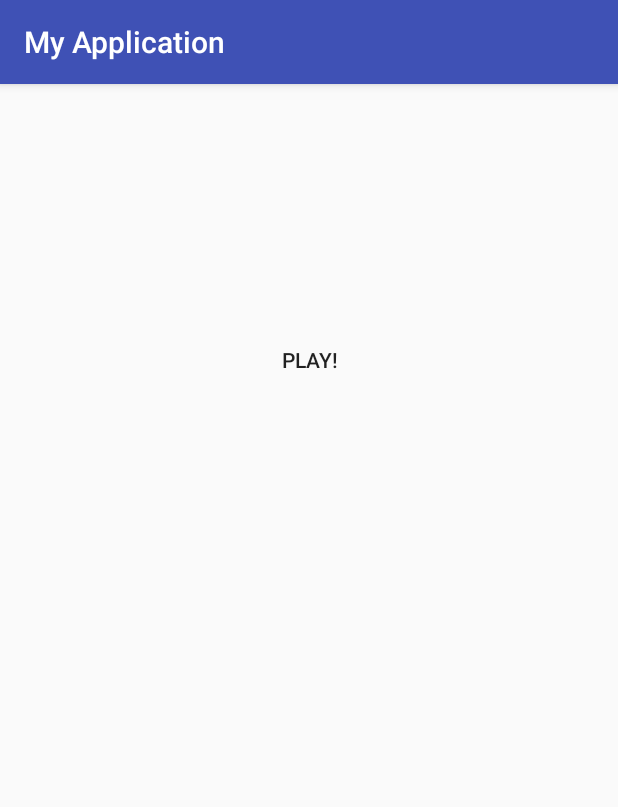
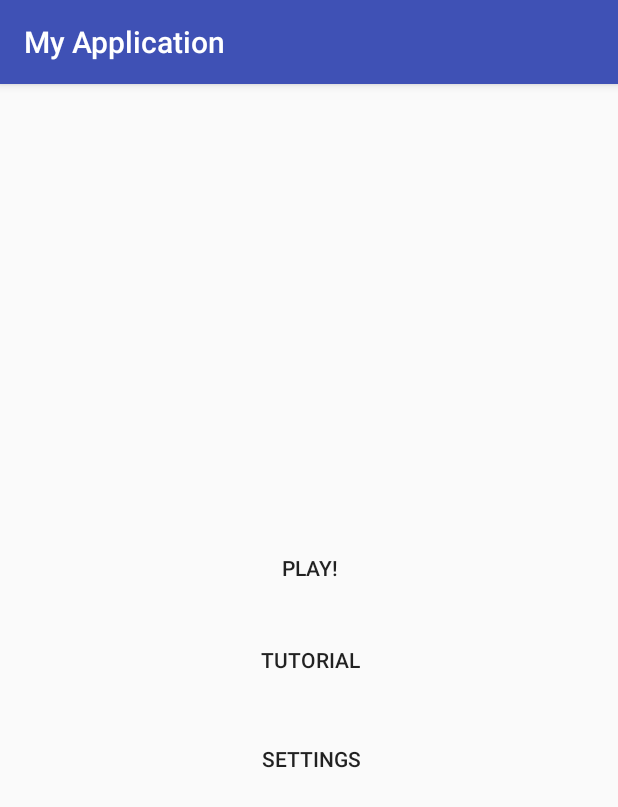
Before and after one commit to charleychau/MooveIt, an Android app: the screen it shows after launch (MainActivity), on a phone screen of 412 x 824 dp. Shown: the top 807 px of the screen. Run offline under Robolectric (Android 15) with nearby library versions, the phone set to English and light mode, and no system bars.

Commit message:
Added functionality for Tutorial and Settings buttons

```diff
--- a/app/src/main/AndroidManifest.xml
+++ b/app/src/main/AndroidManifest.xml
@@ -15,7 +15,9 @@
                 <category android:name="android.intent.category.LAUNCHER" />
             </intent-filter>
         </activity>
-        <activity android:name=".Game"></activity>
+        <activity android:name=".Game" />
+        <activity android:name=".Tutorial" />
+        <activity android:name=".Settings"></activity>
     </application>
 
 </manifest>
--- a/app/src/main/java/com/example/charleychau/myapplication/MainActivity.java
+++ b/app/src/main/java/com/example/charleychau/myapplication/MainActivity.java
@@ -9,8 +9,8 @@
 public class MainActivity extends AppCompatActivity {
 
     private Button playButton;
-    //private Button tutorial_button;
-    //private Button settings_button;
+    private Button tutorialButton;
+    private Button settingsButton;
 
     @Override
     protected void onCreate(Bundle savedInstanceState) {
@@ -18,11 +18,25 @@
         setContentView(R.layout.activity_main);
 
         playButton = (Button) findViewById(R.id.playButton);
+        tutorialButton = (Button) findViewById(R.id.tutorialButton);
+        settingsButton = (Button) findViewById(R.id.settingsButton);
         playButton.setOnClickListener(new View.OnClickListener(){
             public void onClick(View v) {
                 Intent playGame = new Intent(MainActivity.this, Game.class);
                 startActivity(playGame);
             }
         });
+        tutorialButton.setOnClickListener(new View.OnClickListener(){
+            public void onClick(View v) {
+                Intent tutorial = new Intent(MainActivity.this, Tutorial.class);
+                startActivity(tutorial);
+            }
+        });
+        settingsButton.setOnClickListener(new View.OnClickListener(){
+            public void onClick(View v) {
+                Intent settings = new Intent(MainActivity.this, Settings.class);
+                startActivity(settings);
+            }
+        });
     }
 }
--- a/app/src/main/res/layout/activity_main.xml
+++ b/app/src/main/res/layout/activity_main.xml
@@ -11,12 +11,31 @@
     tools:context="com.example.charleychau.myapplication.MainActivity">
 
     <Button
+        android:text="Tutorial"
+        android:layout_width="wrap_content"
+        android:layout_height="wrap_content"
+        android:id="@+id/tutorialButton"
+        style="@android:style/Widget.Material.Light.Button.Borderless"
+        android:layout_centerVertical="true"
+        android:layout_alignStart="@+id/playButton" />
+
+    <Button
+        android:text="Settings"
+        android:layout_width="wrap_content"
+        android:layout_height="wrap_content"
+        android:id="@+id/settingsButton"
+        style="@android:style/Widget.Material.Light.Button.Borderless"
+        android:layout_below="@+id/tutorialButton"
+        android:layout_alignStart="@+id/tutorialButton"
+        android:layout_marginTop="18dp" />
+
+    <Button
         android:text="Play!"
         android:layout_width="wrap_content"
         android:layout_height="wrap_content"
-        android:layout_alignParentTop="true"
+        android:id="@+id/playButton"
+        style="@android:style/Widget.Material.Light.Button.Borderless"
+        android:layout_above="@+id/tutorialButton"
         android:layout_centerHorizontal="true"
-        android:layout_marginTop="144dp"
-        android:id="@+id/playButton"
-        style="@android:style/Widget.Material.Light.Button.Borderless" />
+        android:layout_marginBottom="13dp" />
 </RelativeLayout>
```
Also changed, not shown: app/src/main/java/com/example/charleychau/myapplication/Settings.java (added, +13 -0 lines), app/src/main/java/com/example/charleychau/myapplication/Tutorial.java (added, +13 -0 lines), app/src/main/res/layout/activity_settings.xml (added, +13 -0 lines), app/src/main/res/layout/activity_tutorial.xml (added, +13 -0 lines).
